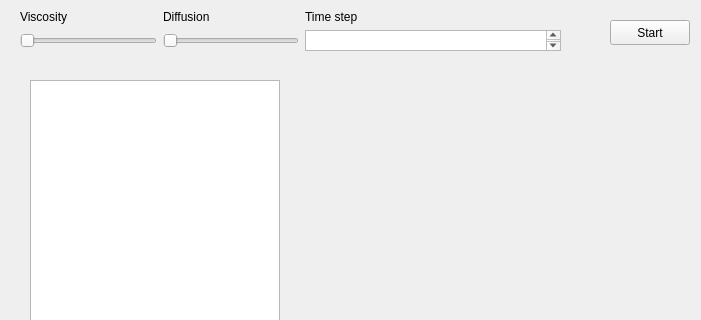
This is GUI/FluidGUI/mainwindow.ui in greenhoody/Fluid-Simulation as Qt 5 draws it before an edit; both pictures show x 0 to 701 and y 0 to 320 of the 1111 by 720 pixel window. The edited form follows.
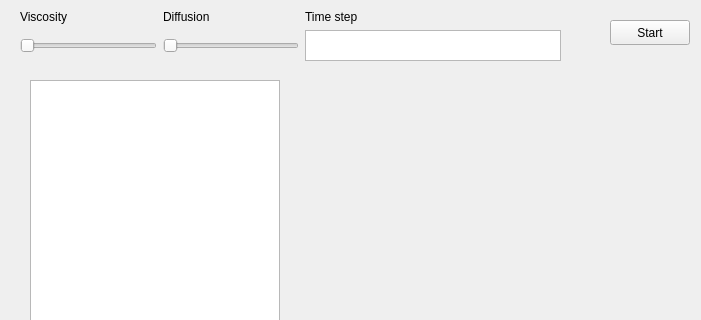
This is the edited form. Custom widgets are drawn as their Qt base class.

```diff
--- a/GUI/FluidGUI/mainwindow.ui
+++ b/GUI/FluidGUI/mainwindow.ui
@@ -49,7 +49,7 @@
       <x>20</x>
       <y>10</y>
       <width>541</width>
-      <height>41</height>
+      <height>51</height>
      </rect>
     </property>
     <layout class="QGridLayout" name="gridLayout">
@@ -82,7 +82,7 @@
         <number>1</number>
        </property>
        <property name="maximum">
-        <number>999</number>
+        <number>1000</number>
        </property>
        <property name="orientation">
         <enum>Qt::Horizontal</enum>
```
